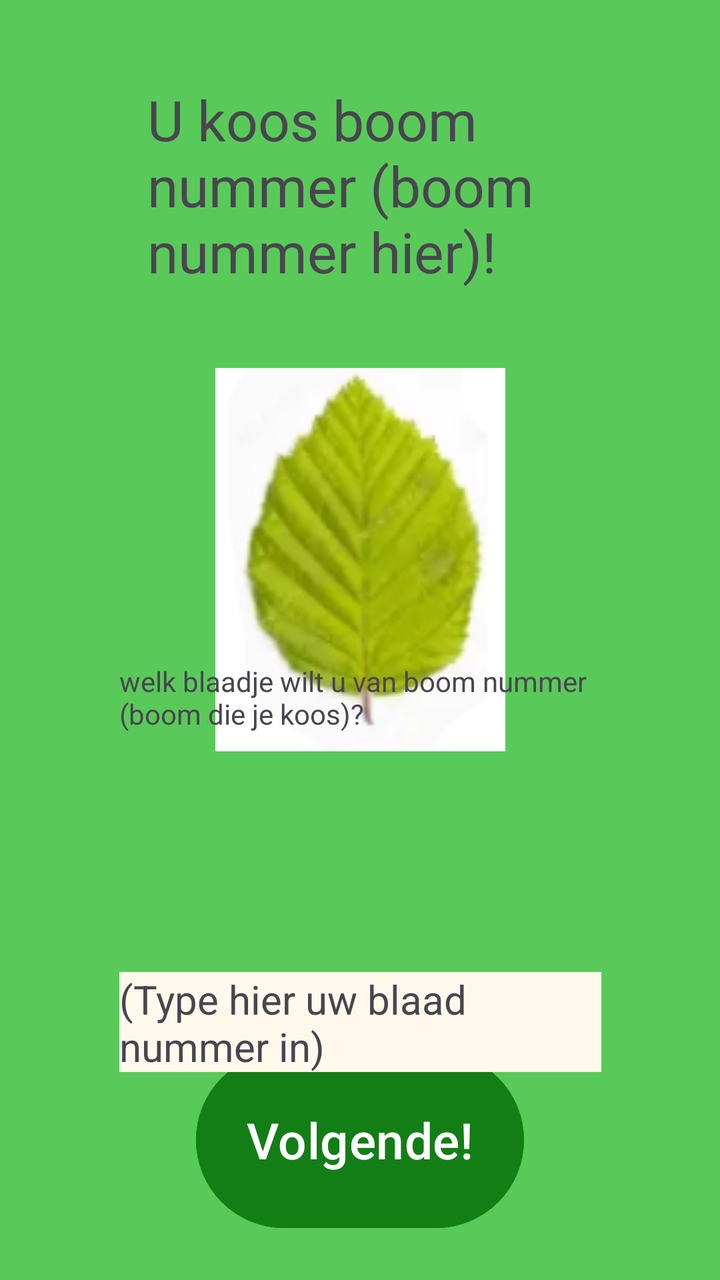
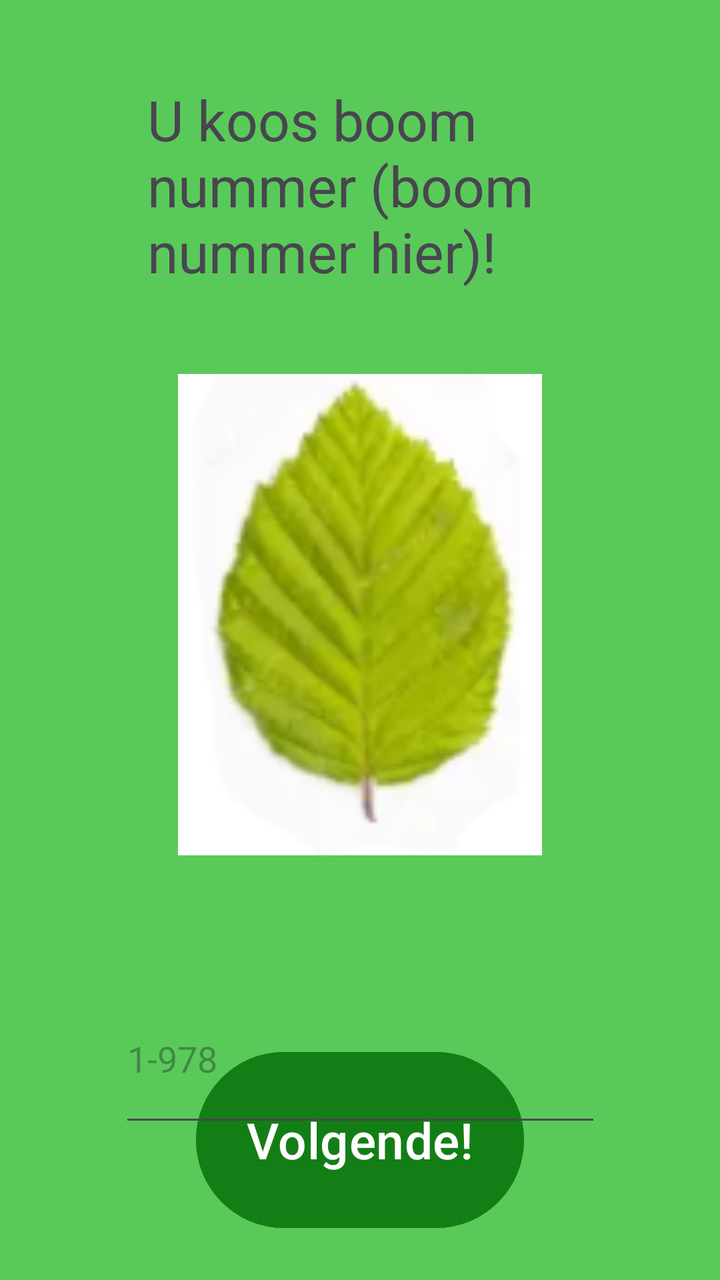

The first picture is an Android layout as it rendered before a commit; the second is the same layout after the commit. The layout source and the unified diff follow.
<!-- AndroidManifest.xml: application theme Theme.KOOPEENBLAADJE -->
<!-- res/layout/activity_main3.xml -->
<?xml version="1.0" encoding="utf-8"?>
<androidx.constraintlayout.widget.ConstraintLayout xmlns:android="http://schemas.android.com/apk/res/android"
    xmlns:app="http://schemas.android.com/apk/res-auto"
    xmlns:tools="http://schemas.android.com/tools"
    android:id="@+id/main"
    android:layout_width="match_parent"
    android:layout_height="match_parent"
    android:background="#59CA59"
    tools:context=".MainActivity3">

    <TextView
        android:id="@+id/textView5"
        android:layout_width="212dp"
        android:layout_height="102dp"
        android:text="U koos boom nummer (boom nummer hier)!"
        android:textSize="28sp"
        app:layout_constraintBottom_toBottomOf="parent"
        app:layout_constraintEnd_toEndOf="parent"
        app:layout_constraintHorizontal_bias="0.497"
        app:layout_constraintStart_toStartOf="parent"
        app:layout_constraintTop_toTopOf="parent"
        app:layout_constraintVertical_bias="0.076" />

    <ImageView
        android:id="@+id/imageView3"
        android:layout_width="145dp"
        android:layout_height="209dp"
        app:layout_constraintBottom_toBottomOf="parent"
        app:layout_constraintEnd_toEndOf="parent"
        app:layout_constraintStart_toStartOf="parent"
        app:layout_constraintTop_toBottomOf="@+id/textView5"
        app:layout_constraintVertical_bias="0.112"
        app:srcCompat="@drawable/blaadje_part_2" />

    <Button
        android:id="@+id/button2"
        android:layout_width="164dp"
        android:layout_height="96dp"
        android:backgroundTint="#147E16"
        android:text="Volgende!"
        android:textSize="25sp"
        app:layout_constraintBottom_toBottomOf="parent"
        app:layout_constraintEnd_toEndOf="parent"
        app:layout_constraintStart_toStartOf="parent"
        app:layout_constraintTop_toBottomOf="@+id/textView5"
        app:layout_constraintVertical_bias="0.945" />

    <TextView
        android:id="@+id/textView6"
        android:layout_width="241dp"
        android:layout_height="45dp"
        android:layout_marginBottom="264dp"
        android:text="welk blaadje wilt u van boom nummer (boom die je koos)?"
        app:layout_constraintBottom_toBottomOf="parent"
        app:layout_constraintEnd_toEndOf="parent"
        app:layout_constraintStart_toStartOf="parent"
        app:layout_constraintTop_toBottomOf="@+id/textView5"
        app:layout_constraintVertical_bias="1.0" />

    <TextView
        android:id="@+id/textView7"
        android:layout_width="241dp"
        android:layout_height="50dp"
        android:layout_marginTop="329dp"
        android:background="#B6B6B6"
        android:backgroundTint="#F44336"
        android:backgroundTintMode="add"
        android:text="(Type hier uw blaad nummer in)"
        android:textSize="20sp"
        app:layout_constraintBottom_toBottomOf="parent"
        app:layout_constraintEnd_toEndOf="parent"
        app:layout_constraintStart_toStartOf="parent"
        app:layout_constraintTop_toBottomOf="@+id/textView5"
        app:layout_constraintVertical_bias="0.118" />
</androidx.constraintlayout.widget.ConstraintLayout>
<!-- resources referenced by this layout -->
<resources>
  <!-- drawable blaadje_part_2: png bitmap (drawable, 18269 bytes) -->
  <style name="Theme.KOOPEENBLAADJE" parent="Base.Theme.KOOPEENBLAADJE" />
  <style name="Base.Theme.KOOPEENBLAADJE" parent="Theme.Material3.DayNight.NoActionBar">
          
          
      </style>
</resources>

<!-- the commit's change to res/layout/activity_main3.xml (unified diff, before → after) -->
@@ -23,8 +23,8 @@
 
     <ImageView
         android:id="@+id/imageView3"
-        android:layout_width="145dp"
-        android:layout_height="209dp"
+        android:layout_width="182dp"
+        android:layout_height="280dp"
         app:layout_constraintBottom_toBottomOf="parent"
         app:layout_constraintEnd_toEndOf="parent"
         app:layout_constraintStart_toStartOf="parent"
@@ -45,31 +45,18 @@
         app:layout_constraintTop_toBottomOf="@+id/textView5"
         app:layout_constraintVertical_bias="0.945" />
 
-    <TextView
-        android:id="@+id/textView6"
+    <EditText
+        android:id="@+id/editTextNumber2"
         android:layout_width="241dp"
-        android:layout_height="45dp"
-        android:layout_marginBottom="264dp"
-        android:text="welk blaadje wilt u van boom nummer (boom die je koos)?"
+        android:layout_height="81dp"
+        android:layout_marginTop="338dp"
+        android:ems="10"
+        android:hint="1-978"
+        android:inputType="number"
         app:layout_constraintBottom_toBottomOf="parent"
         app:layout_constraintEnd_toEndOf="parent"
         app:layout_constraintStart_toStartOf="parent"
         app:layout_constraintTop_toBottomOf="@+id/textView5"
-        app:layout_constraintVertical_bias="1.0" />
+        app:layout_constraintVertical_bias="0.08" />
 
-    <TextView
-        android:id="@+id/textView7"
-        android:layout_width="241dp"
-        android:layout_height="50dp"
-        android:layout_marginTop="329dp"
-        android:background="#B6B6B6"
-        android:backgroundTint="#F44336"
-        android:backgroundTintMode="add"
-        android:text="(Type hier uw blaad nummer in)"
-        android:textSize="20sp"
-        app:layout_constraintBottom_toBottomOf="parent"
-        app:layout_constraintEnd_toEndOf="parent"
-        app:layout_constraintStart_toStartOf="parent"
-        app:layout_constraintTop_toBottomOf="@+id/textView5"
-        app:layout_constraintVertical_bias="0.118" />
 </androidx.constraintlayout.widget.ConstraintLayout>
